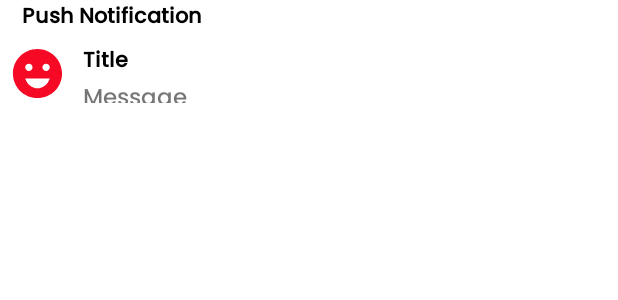
After one commit to kaushal-king/CompanyFirst, an Android app: the layout layout_notification.xml on its own in the app's theme, with its tools: preview values and no code run, on a phone screen of 412 x 824 dp. The commit adds this screen. Shown: the top 300 px of the screen. Run offline under Robolectric (Android 15) with nearby library versions, the phone set to English and light mode, and no system bars.

Commit message:
firebase push notification and analytics for screen visit 03-02-2022

```diff
--- /dev/null
+++ b/app/src/main/res/layout/layout_notification.xml
@@ -0,0 +1,61 @@
+<?xml version="1.0" encoding="utf-8"?>
+<LinearLayout
+    xmlns:android="http://schemas.android.com/apk/res/android"
+    android:id="@+id/linear_layout"
+    android:layout_width="match_parent"
+    android:layout_height="wrap_content"
+    android:orientation="vertical"
+    android:gravity="center"
+   >
+    <TextView
+        android:layout_width="match_parent"
+        android:layout_height="wrap_content"
+        android:text="Push Notification"
+        android:layout_marginLeft="10dp"
+        android:textColor="@color/black"
+        android:fontFamily="@font/poppins_medium"
+        android:textStyle="bold" />
+    <LinearLayout
+        android:layout_width="match_parent"
+        android:layout_height="wrap_content"
+        android:orientation="horizontal"
+        android:gravity="center">
+        <ImageView
+            android:id="@+id/iv_icon_notification"
+            android:layout_width="50dp"
+            android:layout_height="50dp"
+            android:padding="5dp"
+            android:src="@drawable/smile" />
+
+
+
+    <LinearLayout
+        android:layout_width="0dp"
+        android:layout_height="match_parent"
+        android:layout_weight="1"
+        android:orientation="vertical"
+        android:gravity="center"
+
+        android:padding="5dp">
+
+
+        <TextView
+            android:id="@+id/tv_title_notification"
+            android:layout_width="match_parent"
+            android:layout_height="wrap_content"
+            android:text="Title"
+            android:textColor="#000"
+            android:fontFamily="@font/poppins_medium"
+            android:textStyle="bold" />
+
+        <TextView
+            android:id="@+id/tv_message_notification"
+            android:layout_width="match_parent"
+            android:layout_height="wrap_content"
+            android:text="Message"
+            android:fontFamily="@font/poppins_medium"
+            android:textSize="15sp" />
+
+    </LinearLayout>
+    </LinearLayout>
+</LinearLayout>
--- a/build.gradle
+++ b/build.gradle
@@ -7,7 +7,7 @@ buildscript {
     dependencies {
         classpath "com.android.tools.build:gradle:7.0.3"
         classpath 'org.jetbrains.kotlin:kotlin-gradle-plugin:1.6.10'
-
+        classpath 'com.google.gms:google-services:4.3.10'
         // NOTE: Do not place your application dependencies here; they belong
         // in the individual module build.gradle files
     }
```
Also changed, not shown: app/build.gradle (+11 -0 lines), app/src/main/AndroidManifest.xml (+26 -0 lines), app/src/main/java/com/the/firsttask/DrawerActivity.kt (+21 -0 lines), app/src/main/java/com/the/firsttask/MyFcmInstanceIdService.java (added, +29 -0 lines), app/src/main/java/com/the/firsttask/MyFirebaseMessagingService.kt (added, +73 -0 lines), app/src/main/java/com/the/firsttask/ui/alarm/AlarmFragment.kt (+16 -0 lines), app/src/main/java/com/the/firsttask/ui/calculator/CalculatorFragment.kt (+12 -0 lines), app/src/main/java/com/the/firsttask/ui/converter/ConverterFragment.kt (+12 -1 lines), app/src/main/java/com/the/firsttask/ui/movie/MovieDetailsActivity.kt (+14 -1 lines), app/src/main/java/com/the/firsttask/ui/movie/MovieGridActivity.kt (+16 -0 lines), app/src/main/java/com/the/firsttask/ui/movie/MovieListFragment.kt (+31 -1 lines), app/src/main/java/com/the/firsttask/utils/ConstantHelper.kt (+3 -4 lines), app/src/main/java/com/the/firsttask/utils/MyFirebaseAnalytics.kt (added, +19 -0 lines), 1 other file.
